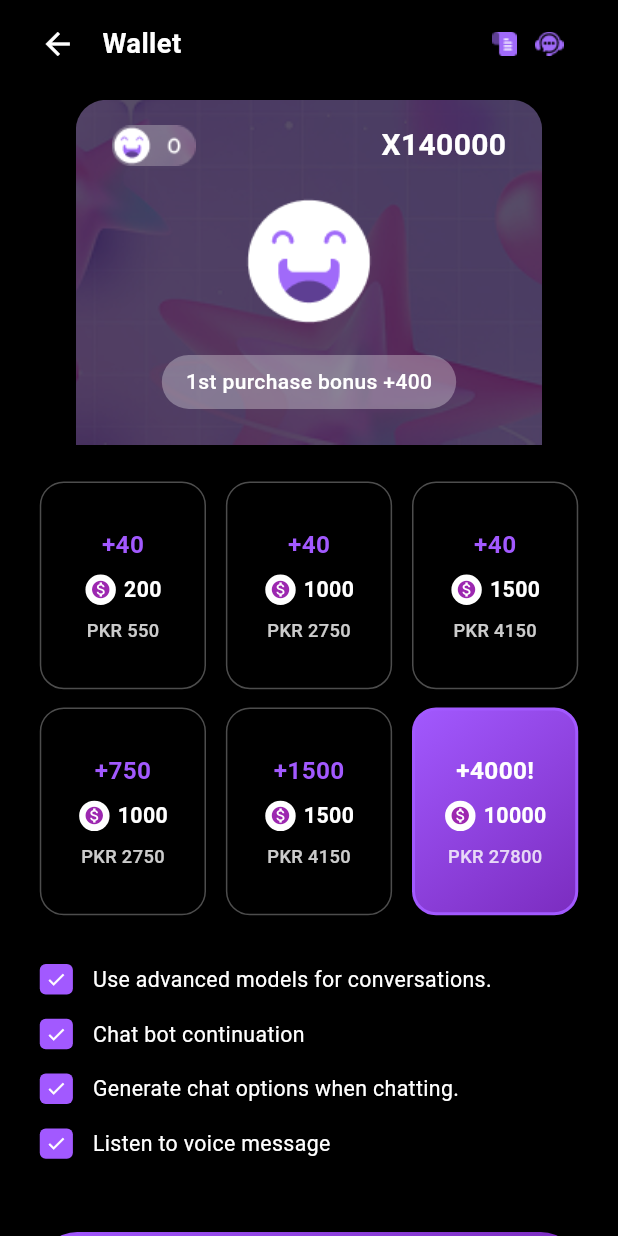
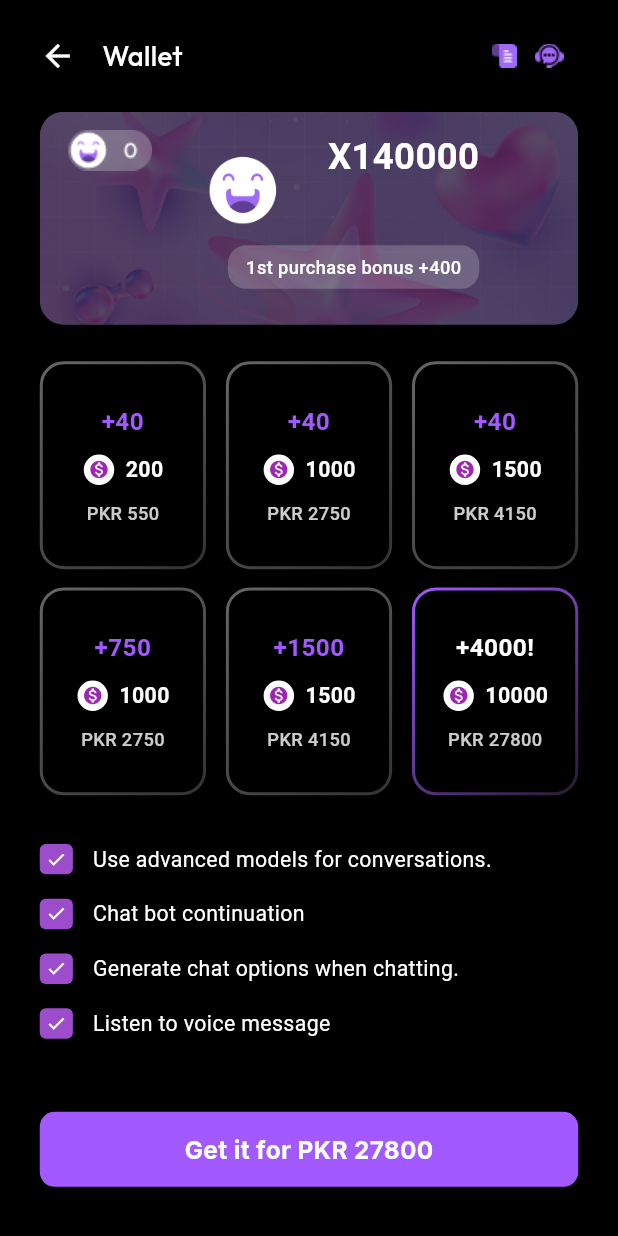
Before and after one commit to terabitdev/YOOME-AI, a Flutter app: the WalletScreen screen opened directly, on a phone screen of 412 x 824 dp. Run offline on Flutter 3.47's test engine with Material 3 defaults, Android fonts, the light colour scheme and no system bars; our stand-ins replace flutter_screenutil, get, google_fonts, gradient_borders, pin_code_fields.

Commit message:
chnages made

```diff
--- a/lib/main.dart
+++ b/lib/main.dart
@@ -25,7 +25,7 @@ class MyApp extends StatelessWidget {
             colorScheme: ColorScheme.fromSeed(seedColor: Colors.deepPurple),
             useMaterial3: true,
           ),
-          home: OnboardingScreen(), // Change this to your initial screen
+          home: WalletScreen(), // Change this to your initial screen
         );
       },
     );
--- a/lib/view/setting_screen.dart
+++ b/lib/view/setting_screen.dart
@@ -24,10 +24,10 @@ class _SettingScreenState extends State<SettingScreen> {
   void _showMore() {
     CardActionSheet.show(
       context,
-      title: 'This Alias will replace the original name.',
+      title: 'Invitation Code',
       content: TextField(
         decoration: const InputDecoration(
-          hintText: 'Caden',
+          hintText: 'Enter your code',
           border: InputBorder.none,
         ),
         style: VTPSTextStyle124006,
--- a/lib/view/wallet_screen.dart
+++ b/lib/view/wallet_screen.dart
@@ -1,6 +1,8 @@
 import 'package:flutter/material.dart';
 import 'package:flutter_screenutil/flutter_screenutil.dart';
-import 'package:yoome_ai/resources/components/wallet_card_widget.dart';
+import 'package:gradient_borders/gradient_borders.dart';
+import 'package:yoome_ai/resources/components/round_button.dart';
+import 'package:yoome_ai/resources/constants/app_style.dart';
 
 class WalletScreen extends StatefulWidget {
   const WalletScreen({super.key});
@@ -31,12 +33,25 @@ class _WalletScreenState extends State<WalletScreen> {
   Widget build(BuildContext context) {
     return Scaffold(
       backgroundColor: Colors.black,
-      body: SafeArea(
-        child: Column(
+      body: Column(
         children: [
+          // Status Bar
+          Container(
+            padding: EdgeInsets.only(
+              top: MediaQuery.of(context).padding.top + 8,
+              left: 20,
+              right: 20,
+              bottom: 8,
+            ),
+            child: Row(
+              mainAxisAlignment: MainAxisAlignment.spaceBetween,
+              children: [],
+            ),
+          ),
+
           // Header
           Padding(
-              padding: EdgeInsets.fromLTRB(24.w, 16.h, 24.w, 0),
+            padding: EdgeInsets.fromLTRB(24.w, 8.h, 24.w, 0),
             child: Row(
               children: [
                 GestureDetector(
@@ -48,14 +63,7 @@ class _WalletScreenState extends State<WalletScreen> {
                   ),
                 ),
                 SizedBox(width: 16.w),
-                  Text(
-                    'Wallet',
-                    style: TextStyle(
-                      color: Colors.white,
-                      fontSize: 18.sp,
-                      fontWeight: FontWeight.w600,
-                    ),
-                  ),
+                Text('Wallet', style: SSTextStyle18500),
                 const Spacer(),
                 Image.asset(
                   'assets/images/wallet1.png',
@@ -73,21 +81,99 @@ class _WalletScreenState extends State<WalletScreen> {
             ),
           ),
           SizedBox(height: 24.h),
+
           Expanded(
             child: SingleChildScrollView(
               padding: EdgeInsets.symmetric(horizontal: 24.w),
               child: Column(
                 children: [
-                    // Balance Card
-                    Padding(
+                  /// 🔧 Balance Card
+                  Container(
+                    width: double.infinity,
+                    height: 140.h,
+                    margin: EdgeInsets.only(bottom: 24.h),
+                    decoration: BoxDecoration(
+                      borderRadius: BorderRadius.circular(16),
+                      image: const DecorationImage(
+                        image: AssetImage('assets/images/wallet5.png'),
+                        fit: BoxFit.cover,
+                      ),
+                    ),
+                    child: Padding(
                       padding: const EdgeInsets.symmetric(
-                        horizontal: 24,
-                      ), // outer margin
-                      child: WalletCard(balance: 'X140000', bonus: '+400'),
+                        horizontal: 16,
+                        vertical: 12,
                       ),
-                    SizedBox(height: 24.h),
+                      child: Stack(
+                        children: [
+                          Positioned(
+                            top: 0,
+                            left: 0,
+                            child: Column(
+                              crossAxisAlignment: CrossAxisAlignment.center,
+                              children: [
+                                Image.asset(
+                                  'assets/images/wallet3.png',
+                                  width: 56.w,
+                                  height: 27.h,
+                                ),
+                                SizedBox(width: 6.h),
+                              ],
+                            ),
+                          ),
 
-                    // Packages Grid
+                          // Top-right: X140000
+                          Positioned(
+                            top: 0,
+                            right: 50,
+                            child: Text(
+                              'X140000',
+                              style: TextStyle(
+                                color: Colors.white,
+                                fontSize: 24.sp,
+                                fontWeight: FontWeight.bold,
+                              ),
+                            ),
+                          ),
+                          Positioned(
+                            top: 15,
+                            right: 180,
+                            child: Image.asset(
+                              'assets/images/wallet4.png',
+                              width: 50.w,
+                              height: 50.h,
+                            ),
+                          ),
+
+                          // Bottom-right: bonus badge
+                          Positioned(
+                            bottom: 12,
+                            right: 50,
+                            child: Container(
+                              padding: const EdgeInsets.symmetric(
+                                horizontal: 12,
+                                vertical: 6,
+                              ),
+                              decoration: BoxDecoration(
+                                color: Colors.white.withOpacity(0.2),
+                                borderRadius: BorderRadius.circular(12),
+                              ),
+                              child: Text(
+                                '1st purchase bonus +400',
+                                style: TextStyle(
+                                  color: Colors.white,
+                                  fontSize: 12.sp,
+                                  fontWeight: FontWeight.w500,
+                                ),
+                              ),
+                            ),
+                          ),
+                        ],
+                      ),
+                    ),
+                  ),
+
+                  /// Rest of your content (no change)
                   GridView.builder(
                     shrinkWrap: true,
                     physics: const NeverScrollableScrollPhysics(),
@@ -105,49 +191,27 @@ class _WalletScreenState extends State<WalletScreen> {
 
                   SizedBox(height: 32.h),
 
-                    // Features List
                   Column(
                     children: [
                       _buildFeatureItem(
                         'Use advanced models for conversations.',
                       ),
                       _buildFeatureItem('Chat bot continuation'),
-                        _buildFeatureItem(
-                          'Generate chat options when chatting.',
-                        ),
+                      _buildFeatureItem('Generate chat options when chatting.'),
                       _buildFeatureItem('Listen to voice message'),
                     ],
                   ),
 
                   SizedBox(height: 32.h),
 
-                    // Get it button
-                    Container(
-                      width: double.infinity,
-                      height: 50.h,
-                      decoration: BoxDecoration(
-                        gradient: const LinearGradient(
-                          colors: [Color(0xFFA259FF), Color(0xFF7B2CBF)],
-                          begin: Alignment.topLeft,
-                          end: Alignment.bottomRight,
-                        ),
-                        borderRadius: BorderRadius.circular(25),
-                      ),
-                      child: TextButton(
-                        onPressed: () {
+                  RoundButton(
+                    title: 'Get it for PKR 27800',
+                    onTap: () {
                       print(
                         'Purchase selected: ${packages[selectedPackageIndex]}',
                       );
                     },
-                        child: Text(
-                          'Get it for PKR 27800',
-                          style: TextStyle(
-                            color: Colors.white,
-                            fontSize: 16.sp,
-                            fontWeight: FontWeight.w600,
-                          ),
-                        ),
-                      ),
+                    color: const Color(0xFFA259FF),
                   ),
 
                   SizedBox(height: 30.h),
@@ -156,7 +220,6 @@ class _WalletScreenState extends State<WalletScreen> {
             ),
           ),
         ],
-        ),
       ),
     );
   }
@@ -174,38 +237,37 @@ class _WalletScreenState extends State<WalletScreen> {
       },
       child: Container(
         decoration: BoxDecoration(
-          gradient: isSpecial
-              ? const LinearGradient(
-                  colors: [Color(0xFFA259FF), Color(0xFF7B2CBF)],
+          color: Colors.transparent,
+          borderRadius: BorderRadius.circular(16),
+          border: GradientBoxBorder(
+            gradient: LinearGradient(
+              colors: isSelected
+                  ? [Color(0xFFA259FF), Color.fromARGB(255, 39, 28, 49)]
+                  : [
+                      Colors.white.withOpacity(0.4),
+                      Colors.white.withOpacity(0.2),
+                    ],
               begin: Alignment.topLeft,
               end: Alignment.bottomRight,
-                )
-              : null,
-          color: isSpecial ? null : Colors.transparent,
-          borderRadius: BorderRadius.circular(16),
-          border: Border.all(
-            color: isSelected
-                ? const Color(0xFFA259FF)
-                : Colors.white.withOpacity(0.3),
-            width: isSelected ? 2 : 1,
+            ),
+            width: 2,
           ),
         ),
-        child: Padding(
-          padding: EdgeInsets.all(12.w),
+        padding: EdgeInsets.symmetric(vertical: 16.h, horizontal: 12.w),
         child: Column(
           mainAxisAlignment: MainAxisAlignment.center,
           children: [
             // Bonus text
             Text(
               package['bonus'],
+              textAlign: TextAlign.center,
               style: TextStyle(
                 color: isSpecial ? Colors.white : const Color(0xFFA259FF),
                 fontSize: 16.sp,
                 fontWeight: FontWeight.bold,
               ),
             ),
-
-              SizedBox(height: 8.h),
+            SizedBox(height: 10.h),
 
             // Coin icon and amount
             Row(
@@ -224,7 +286,7 @@ class _WalletScreenState extends State<WalletScreen> {
                     size: 14,
                   ),
                 ),
-                  SizedBox(width: 4.w),
+                SizedBox(width: 6.w),
                 Text(
                   package['coins'],
                   style: TextStyle(
@@ -236,9 +298,9 @@ class _WalletScreenState extends State<WalletScreen> {
               ],
             ),
 
-              SizedBox(height: 8.h),
+            SizedBox(height: 10.h),
 
-              // Price
+            // Price text
             Text(
               package['price'],
               style: TextStyle(
@@ -250,7 +312,6 @@ class _WalletScreenState extends State<WalletScreen> {
           ],
         ),
       ),
-      ),
     );
   }
 
@@ -259,11 +320,12 @@ class _WalletScreenState extends State<WalletScreen> {
       padding: EdgeInsets.only(bottom: 16.h),
       child: Row(
         children: [
+          // Purple square checkbox - exact match to image
           Container(
             width: 20.w,
             height: 20.h,
             decoration: BoxDecoration(
-              color: const Color(0xFFA259FF),
+              color: const Color(0xFF9C4DCC),
               borderRadius: BorderRadius.circular(4),
             ),
             child: const Icon(Icons.check, color: Colors.white, size: 14),
--- a/pubspec.yaml
+++ b/pubspec.yaml
@@ -39,6 +39,7 @@ dependencies:
   get: ^4.7.2
   google_fonts: ^6.2.1
   dotted_border: ^3.1.0
+  gradient_borders: ^1.0.1
 
 dev_dependencies:
   flutter_test:
```
Also changed, not shown: pubspec.lock. Lines whose indentation alone changed are shown as unchanged.
